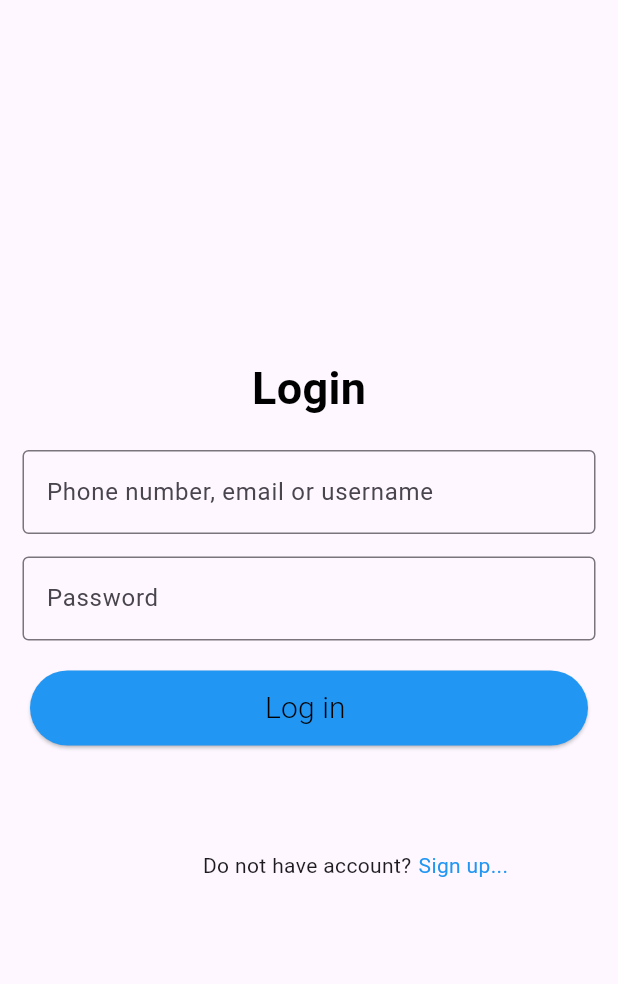
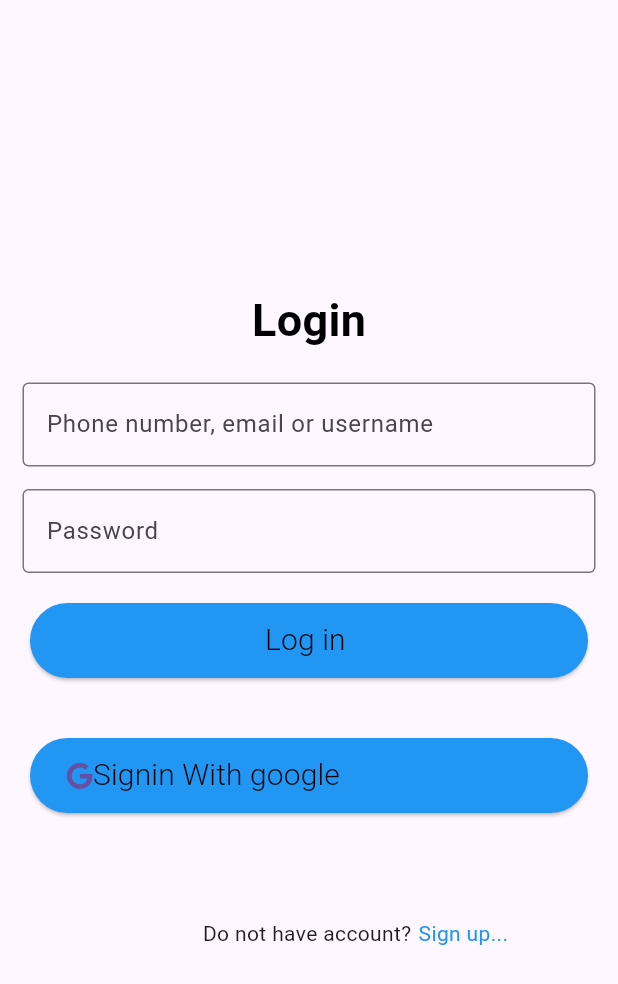
Before and after one commit to MostakAhmedShahad/firebase_authentication_flutter, a Flutter app: the screen it shows after launch, on a phone screen of 412 x 824 dp. Shown: the top 984 px of the screen. Run offline on Flutter 3.47's test engine with Material 3 defaults, Android fonts, the light colour scheme and no system bars; our stand-ins replace firebase_auth, firebase_core, fluttertoast, font_awesome_flutter; accounts and stored records are empty.

Commit message:
signin_with_google

```diff
--- a/lib/features/user_auth/presentation/pages/login_page.dart
+++ b/lib/features/user_auth/presentation/pages/login_page.dart
@@ -2,7 +2,9 @@ import 'package:firebase_auth/firebase_auth.dart';
 import 'package:firebase_authentication_flutter/features/user_auth/firebase_auth_implementation/firebase_auth_services.dart';
 import 'package:firebase_authentication_flutter/features/user_auth/presentation/pages/home_page.dart';
 import 'package:firebase_authentication_flutter/features/user_auth/presentation/pages/sign_up_page.dart';
+import 'package:firebase_authentication_flutter/global/common/toust.dart';
 import 'package:flutter/material.dart';
+import 'package:font_awesome_flutter/font_awesome_flutter.dart';
 
 class LoginPage extends StatefulWidget {
   const LoginPage({super.key});
@@ -50,14 +52,14 @@ class _LoginPageState extends State<LoginPage> {
     });
 
     if (user != null) {
-      print('User is successfully created');
+      showToast(message:'User is successfully login');
       // Navigator.pushNamed(context, "/home");
       Navigator.push(
         context,
         MaterialPageRoute(builder: (context) => HomePage()),
       );
     } else {
-      print('Some error occured');
+      showToast(message: 'Some error occured');
     }
   }
   @override
@@ -120,6 +122,28 @@ class _LoginPageState extends State<LoginPage> {
               ),
             ),
             SizedBox(
+              height: 90,
+              width: double.infinity,
+              child: Padding(
+                padding: const EdgeInsets.all(20.0),
+                child: ElevatedButton(
+                  style: ButtonStyle(
+                    backgroundColor: MaterialStateProperty.all<Color>(Colors.blue),
+                  ),
+                  child:  Row(
+                    children: [
+                      Icon(FontAwesomeIcons.google),
+                      Text(
+                        'Signin With google ',
+                        style: TextStyle(color: Colors.black,fontWeight: FontWeight.w300, fontSize: 20),
+                      ),
+                    ],
+                  ),
+                  onPressed:(){} ,
+                ),
+              ),
+            ),
+            SizedBox(
               height: 50,
             ),
             Container(
--- a/lib/features/user_auth/presentation/pages/sign_up_page.dart
+++ b/lib/features/user_auth/presentation/pages/sign_up_page.dart
@@ -2,6 +2,7 @@ import 'package:firebase_auth/firebase_auth.dart';
 import 'package:firebase_authentication_flutter/features/user_auth/firebase_auth_implementation/firebase_auth_services.dart';
 import 'package:firebase_authentication_flutter/features/user_auth/presentation/pages/home_page.dart';
 import 'package:firebase_authentication_flutter/features/user_auth/presentation/pages/login_page.dart';
+import 'package:firebase_authentication_flutter/global/common/toust.dart';
 import 'package:flutter/material.dart';
 
 class SignUpPage extends StatefulWidget {
@@ -43,14 +44,14 @@ class _SignUpPageState extends State<SignUpPage> {
       isLoading = false;
     });
     if (user != null) {
-      print('User is successfully created');
+      showToast(message: 'User is successfully created');
       // Navigator.pushNamed(context, "/home");
       Navigator.push(
         context,
         MaterialPageRoute(builder: (context) => HomePage()),
       );
     } else {
-      print('Some error occured');
+      showToast(message: 'Some error occured');
     }
   }
 
--- a/pubspec.yaml
+++ b/pubspec.yaml
@@ -44,6 +44,8 @@ dependencies:
   firebase_storage: ^12.4.4
   firebase_messaging: ^15.2.4
   fluttertoast: ^8.2.12
+  font_awesome_flutter: ^10.8.0
+  google_sign_in: ^6.2.2
 
 dev_dependencies:
   flutter_test:
```
Also changed, not shown: pubspec.lock, 1 other file.
